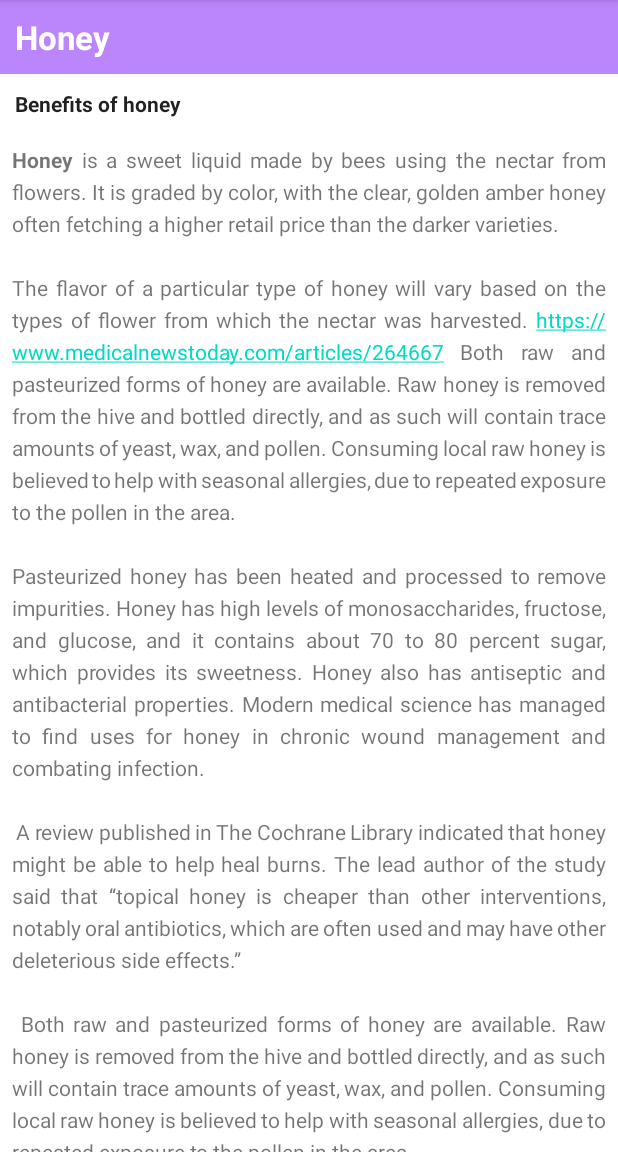
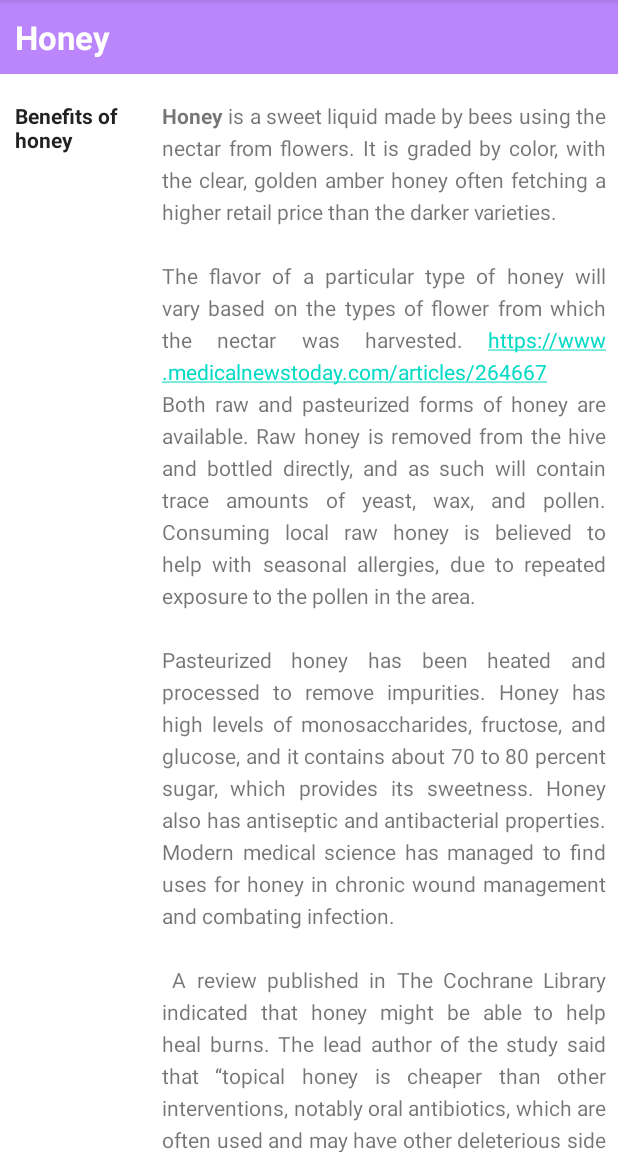
Before and after one commit to SamX007/Scrolling-Text, an Android app: the screen it shows after launch (MainActivity), on a phone screen of 412 x 824 dp, the part 84-1236 px from its top. Run offline under Robolectric (Android 15) with nearby library versions, the phone set to English and light mode, and no system bars.

```diff
--- a/app/src/main/res/layout/activity_main.xml
+++ b/app/src/main/res/layout/activity_main.xml
@@ -6,7 +6,7 @@
     tools:context=".MainActivity">
 
     <TextView
-        android:id="@+id/article_title"
+        android:id="@+id/article_heading"
         android:layout_width="match_parent"
         android:layout_height="wrap_content"
         android:background="@color/purple_200"
@@ -19,17 +19,18 @@
     <ScrollView
         android:layout_width="wrap_content"
         android:layout_height="wrap_content"
-        android:layout_below="@id/article_title">
+        android:layout_below="@id/article_heading">
 
         <LinearLayout
             android:layout_width="match_parent"
             android:layout_height="wrap_content"
-            android:orientation="vertical">
+            android:orientation="horizontal">
 
             <TextView
                 android:id="@+id/article_subheading"
-                android:layout_width="match_parent"
+                android:layout_width="100dp"
                 android:layout_height="wrap_content"
+                android:layout_marginTop="@dimen/margin_regular"
                 android:padding="@dimen/padding_regular"
                 android:text="@string/article_subtitle"
                 android:textAppearance="@android:style/TextAppearance.DeviceDefault"
@@ -44,6 +45,7 @@
                 android:justificationMode="inter_word"
                 android:lineSpacingExtra="@dimen/line_spacing"
                 android:text="@string/article_text" />
+
         </LinearLayout>
     </ScrollView>
 </RelativeLayout>
```
Also changed, not shown: app/src/main/res/drawable/homework.gif (added), app/src/main/res/drawable/task.gif (deleted), 1 other file.
